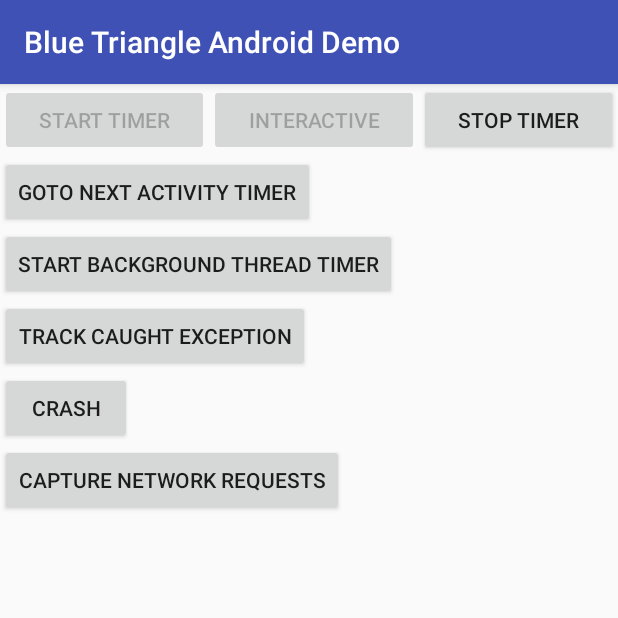
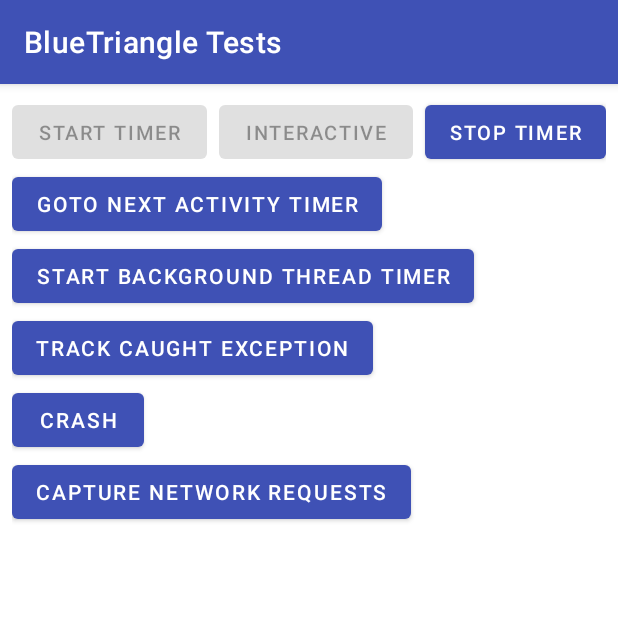
Before and after one commit to blue-triangle-tech/btt-android-sdk, an Android app: the screen it shows after launch (MainActivity), after a tap on "INTERACTIVE", on a phone screen of 412 x 824 dp, the top half of it. Run offline under Robolectric (Android 15) with nearby library versions, the phone set to English and light mode, and no system bars; our stand-ins replace data binding; 1 other tap on this screen came first.

Commit message:
Demo app refactoring with gradle dependencies version update

```diff
--- a/analytics/build.gradle
+++ b/analytics/build.gradle
@@ -45,11 +45,11 @@ android {
 }
 
 dependencies {
-    implementation 'androidx.core:core-ktx:1.8.0'
+    implementation 'androidx.core:core-ktx:1.10.0'
 
     testImplementation 'junit:junit:4.13.2'
-    androidTestImplementation 'androidx.test.ext:junit:1.1.3'
-    androidTestImplementation 'androidx.test.espresso:espresso-core:3.4.0'
+    androidTestImplementation 'androidx.test.ext:junit:1.1.5'
+    androidTestImplementation 'androidx.test.espresso:espresso-core:3.5.1'
 }
 
 afterEvaluate {
--- a/app/src/main/AndroidManifest.xml
+++ b/app/src/main/AndroidManifest.xml
@@ -20,7 +20,7 @@
                 <category android:name="android.intent.category.LAUNCHER" />
             </intent-filter>
         </activity>
-        <activity android:name=".NextActivity"></activity>
+        <activity android:name=".NextActivity" />
 
 <!--        <meta-data android:name="com.blue-triangle.site-id" android:value="mobelux3271241z" />-->
 <!--        <meta-data android:name="com.blue-triangle.debug" android:value="true" />-->
--- a/app/src/main/java/com/bluetriangle/android/demo/DemoApplication.java
+++ /dev/null
@@ -1,26 +0,0 @@
-package com.bluetriangle.android.demo;
-
-import android.app.Application;
-
-import com.bluetriangle.analytics.BlueTriangleConfiguration;
-import com.bluetriangle.analytics.Tracker;
-
-public class DemoApplication extends Application {
-
-    private Tracker tracker;
-
-    @Override
-    public void onCreate() {
-        super.onCreate();
-
-        final BlueTriangleConfiguration configuration = new BlueTriangleConfiguration();
-        configuration.setTrackCrashesEnabled(true);
-        configuration.setSiteId("mobelux3271241z");
-        configuration.setDebug(true);
-        configuration.setNetworkSampleRate(1.0);
-        configuration.setPerformanceMonitorEnabled(true);
-        tracker = Tracker.init(getApplicationContext(), configuration);
-
-        tracker.setSessionTrafficSegmentName("Demo Traffic Segment");
-    }
-}
--- /dev/null
+++ b/app/src/main/java/com/bluetriangle/android/demo/DemoApplication.kt
@@ -0,0 +1,23 @@
+package com.bluetriangle.android.demo
+
+import android.app.Application
+import com.bluetriangle.analytics.BlueTriangleConfiguration
+import com.bluetriangle.analytics.Tracker
+import com.bluetriangle.analytics.Tracker.Companion.init
+
+
+class DemoApplication : Application() {
+    private var tracker: Tracker? = null
+    override fun onCreate() {
+        super.onCreate()
+        val configuration = BlueTriangleConfiguration()
+        configuration.isTrackCrashesEnabled = true
+        configuration.siteId = "mobelux3271241z"
+        configuration.isDebug = true
+        configuration.networkSampleRate = 1.0
+        configuration.isPerformanceMonitorEnabled = true
+        tracker = init(applicationContext, configuration)
+
+        tracker!!.setSessionTrafficSegmentName("Demo Traffic Segment")
+    }
+}
--- a/app/src/main/java/com/bluetriangle/android/demo/MainActivity.java
+++ /dev/null
@@ -1,169 +0,0 @@
-package com.bluetriangle.android.demo;
-
-import android.content.Intent;
-import android.os.AsyncTask;
-import android.os.Bundle;
-import android.util.Log;
-import android.widget.Button;
-
-import com.bluetriangle.analytics.Timer;
-import com.bluetriangle.analytics.Tracker;
-import com.bluetriangle.analytics.okhttp.BlueTriangleOkHttpInterceptor;
-
-import java.io.IOException;
-import java.util.Arrays;
-
-import androidx.annotation.NonNull;
-import androidx.annotation.Nullable;
-import androidx.appcompat.app.AppCompatActivity;
-import butterknife.BindView;
-import butterknife.ButterKnife;
-import butterknife.OnClick;
-import okhttp3.Call;
-import okhttp3.Callback;
-import okhttp3.FormBody;
-import okhttp3.OkHttpClient;
-import okhttp3.Request;
-import okhttp3.RequestBody;
-import okhttp3.Response;
-
-public class MainActivity extends AppCompatActivity {
-    private static final String TAG = "BlueTriangle";
-    private Timer timer;
-
-    @BindView(R.id.button_start)
-    protected Button startButton;
-    @BindView(R.id.button_interactive)
-    protected Button interactiveButton;
-    @BindView(R.id.button_stop)
-    protected Button stopButton;
-    @BindView(R.id.button_crash)
-    protected Button crashButton;
-
-    private OkHttpClient okHttpClient;
-
-    @Override
-    protected void onCreate(@Nullable final Bundle savedInstanceState) {
-        super.onCreate(savedInstanceState);
-        setContentView(R.layout.activity_main);
-        ButterKnife.bind(this);
-        updateButtonState();
-        okHttpClient = new OkHttpClient.Builder().addInterceptor(new BlueTriangleOkHttpInterceptor(Tracker.getInstance().getConfiguration())).build();
-    }
-
-    private void updateButtonState() {
-        startButton.setEnabled(timer == null || !timer.isRunning() || timer.hasEnded());
-        interactiveButton.setEnabled(timer != null && timer.isRunning() && !timer.isInteractive() && !timer.hasEnded());
-        stopButton.setEnabled(timer != null && timer.isRunning() && !timer.hasEnded());
-    }
-
-    @OnClick(R.id.button_start)
-    public void startButtonClicked() {
-        timer = new Timer(MainActivity.class.getSimpleName(), "Ä Traffic Šegment").start();
-        updateButtonState();
-    }
-
-    @OnClick(R.id.button_interactive)
-    public void interactiveButtonClicked() {
-        if (timer.isRunning()) {
-            timer.interactive();
-        }
-        updateButtonState();
-    }
-
-    @OnClick(R.id.button_stop)
-    public void stopButtonClicked() {
-        if (timer.isRunning()) {
-            timer.end().submit();
-        }
-        updateButtonState();
-    }
-
-    @OnClick(R.id.button_next)
-    public void nextButtonClicked() {
-        final Timer timer = new Timer("Next Page", "Android Traffic").start();
-        final Intent intent = new Intent(this, NextActivity.class);
-        intent.putExtra(Timer.EXTRA_TIMER, timer);
-        startActivity(intent);
-    }
-
-    @OnClick(R.id.button_background)
-    public void backgroundButtonClicked() {
-        final Timer backgroundTimer = new Timer("Background Timer", "background traffic").start();
-        new AsyncTask<Void, Void, Void>() {
-            @Override
-            protected Void doInBackground(final Void... voids) {
-                try {
-                    Thread.sleep(500);
-                    backgroundTimer.interactive();
-                    Thread.sleep(2000);
-                } catch (InterruptedException e) {
-                    e.printStackTrace();
-                }
-                backgroundTimer.end().submit();
-                return null;
-            }
-        }.execute();
-    }
-
-    @OnClick(R.id.button_track_catch_exception)
-    public void trackCatchExceptionButtonClicked() {
-        try {
-            Tracker.getInstance().raiseTestException();
-        } catch (Throwable e) {
-            Tracker.getInstance().trackException("A test exception caught!", e);
-        }
-    }
-
-    @OnClick(R.id.button_crash)
-    public void crashButtonClicked() {
-        Tracker.getInstance().raiseTestException();
-    }
-
-    @OnClick(R.id.button_network)
-    public void captureNetworkRequests() {
-        final Timer timer = new Timer("Test Network Capture", "Android Traffic").start();
-
-        final Request imageRequest = new Request.Builder().url("https://www.httpbin.org/image/jpeg").build();
-        okHttpClient.newCall(imageRequest).enqueue(new Callback() {
-            @Override
-            public void onFailure(@NonNull Call call, @NonNull IOException e) {
-                Log.d(TAG, "onFailure: " + call.request());
-            }
-
-            @Override
-            public void onResponse(@NonNull Call call, @NonNull Response response) throws IOException {
-                Log.d(TAG, "onResponse: " + call.request());
-            }
-        });
-
-        final Request jsonRequest = new Request.Builder().url("https://www.httpbin.org/json").build();
-        okHttpClient.newCall(jsonRequest).enqueue(new Callback() {
-            @Override
-            public void onFailure(@NonNull Call call, @NonNull IOException e) {
-                Log.d(TAG, "onFailure: " + call.request());
-            }
-
-            @Override
-            public void onResponse(@NonNull Call call, @NonNull Response response) throws IOException {
-                Log.d(TAG, "onResponse: " + call.request());
-                timer.end().submit();
-
-                RequestBody body = new FormBody(Arrays.asList("test"), Arrays.asList("value"));
-                final Request postRequest = new Request.Builder().url("https://httpbin.org/post").method("POST", body).build();
-                okHttpClient.newCall(postRequest).enqueue(new Callback() {
-                    @Override
-                    public void onFailure(@NonNull Call call, @NonNull IOException e) {
-                        Log.d(TAG, "onFailure: " + call.request());
-                    }
-
-                    @Override
-                    public void onResponse(@NonNull Call call, @NonNull Response response) throws IOException {
-                        Log.d(TAG, "onResponse: " + call.request());
-                        new Timer("Test Network Capture 2", "Android Traffic").start().end().submit();
-                    }
-                });
-            }
-        });
-    }
-}
--- /dev/null
+++ b/app/src/main/java/com/bluetriangle/android/demo/MainActivity.kt
@@ -0,0 +1,158 @@
+package com.bluetriangle.android.demo
+
+import android.content.Intent
+import android.os.Bundle
+import android.util.Log
+import android.view.View
+import androidx.appcompat.app.AppCompatActivity
+import androidx.databinding.DataBindingUtil
+import androidx.lifecycle.lifecycleScope
+import com.bluetriangle.analytics.Timer
+import com.bluetriangle.analytics.Tracker.Companion.instance
+import com.bluetriangle.analytics.okhttp.BlueTriangleOkHttpInterceptor
+import com.bluetriangle.android.demo.databinding.ActivityMainBinding
+import kotlinx.coroutines.delay
+import kotlinx.coroutines.launch
+import okhttp3.*
+import java.io.IOException
+import java.util.*
+
+@Suppress("UNUSED_PARAMETER")
+class MainActivity : AppCompatActivity() {
+    private var timer: Timer? = null
+
+    private var okHttpClient: OkHttpClient? = null
+
+    private lateinit var binding: ActivityMainBinding
+
+    override fun onCreate(savedInstanceState: Bundle?) {
+        super.onCreate(savedInstanceState)
+        binding = DataBindingUtil.setContentView(this, R.layout.activity_main)
+        setTitle(R.string.main_title)
+
+        updateButtonState()
+        addButtonClickListeners()
+
+        okHttpClient =
+            OkHttpClient.Builder()
+                .addInterceptor(BlueTriangleOkHttpInterceptor(instance!!.configuration))
+                .build()
+    }
+
+    private fun addButtonClickListeners() {
+        binding.buttonStart.setOnClickListener(this::startButtonClicked)
+        binding.buttonInteractive.setOnClickListener(this::interactiveButtonClicked)
+        binding.buttonStop.setOnClickListener(this::stopButtonClicked)
+        binding.buttonNext.setOnClickListener(this::nextButtonClicked)
+        binding.buttonBackground.setOnClickListener(this::backgroundButtonClicked)
+        binding.buttonCrash.setOnClickListener(this::crashButtonClicked)
+        binding.buttonTrackCatchException.setOnClickListener(this::trackCatchExceptionButtonClicked)
+        binding.buttonNetwork.setOnClickListener(this::captureNetworkRequests)
+    }
+
+    private fun updateButtonState() {
+        binding.buttonStart.isEnabled = timer == null || !timer!!.isRunning() || timer!!.hasEnded()
+        binding.buttonInteractive.isEnabled =
+            timer != null && timer!!.isRunning() && !timer!!.isInteractive() && !timer!!.hasEnded()
+        binding.buttonStop.isEnabled = timer != null && timer!!.isRunning() && !timer!!.hasEnded()
+    }
+
+    private fun startButtonClicked(view: View) {
+        timer = Timer(MainActivity::class.java.simpleName, "Ä Traffic Šegment").start()
+        updateButtonState()
+    }
+
+    private fun interactiveButtonClicked(view: View) {
+        if (timer!!.isRunning()) {
+            timer!!.interactive()
+        }
+        updateButtonState()
+    }
+
+    private fun stopButtonClicked(view: View) {
+        if (timer!!.isRunning()) {
+            timer!!.end().submit()
+        }
+        updateButtonState()
+    }
+
+    private fun nextButtonClicked(view: View) {
+        val timer = Timer("Next Page", "Android Traffic").start()
+        val intent = Intent(this, NextActivity::class.java)
+        intent.putExtra(Timer.EXTRA_TIMER, timer)
+        startActivity(intent)
+    }
+
+    private fun backgroundButtonClicked(view: View) {
+        val backgroundTimer = Timer("Background Timer", "background traffic").start()
+
+        lifecycleScope.launch {
+            try {
+                delay(500)
+                backgroundTimer.interactive()
+                delay(2000)
+            } catch (e: InterruptedException) {
+                e.printStackTrace()
+            }
+            backgroundTimer.end().submit()
+        }
+    }
+
+    private fun trackCatchExceptionButtonClicked(view: View) {
+        try {
+            instance!!.raiseTestException()
+        } catch (e: Throwable) {
+            instance!!.trackException("A test exception caught!", e)
+        }
+    }
+
+    private fun crashButtonClicked(view: View) {
+        instance!!.raiseTestException()
+    }
+
+    private fun captureNetworkRequests(view: View) {
+        val timer = Timer("Test Network Capture", "Android Traffic").start()
+        val imageRequest: Request =
+            Request.Builder().url("https://www.httpbin.org/image/jpeg").build()
+        okHttpClient!!.newCall(imageRequest).enqueue(object : Callback {
+            override fun onFailure(call: Call, e: IOException) {
+                Log.d(TAG, "onFailure: " + call.request())
+            }
+
+            @Throws(IOException::class)
+            override fun onResponse(call: Call, response: Response) {
+                Log.d(TAG, "onResponse: " + call.request())
+            }
+        })
+        val jsonRequest: Request = Request.Builder().url("https://www.httpbin.org/json").build()
+        okHttpClient!!.newCall(jsonRequest).enqueue(object : Callback {
+            override fun onFailure(call: Call, e: IOException) {
+                Log.d(TAG, "onFailure: " + call.request())
+            }
+
+            @Throws(IOException::class)
+            override fun onResponse(call: Call, response: Response) {
+                Log.d(TAG, "onResponse: " + call.request())
+                timer.end().submit()
+                val body: RequestBody = FormBody.Builder().add("test", "value").build()
+                val postRequest: Request =
+                    Request.Builder().url("https://httpbin.org/post").method("POST", body).build()
+                okHttpClient!!.newCall(postRequest).enqueue(object : Callback {
+                    override fun onFailure(call: Call, e: IOException) {
+                        Log.d(TAG, "onFailure: " + call.request())
+                    }
+
+                    @Throws(IOException::class)
+                    override fun onResponse(call: Call, response: Response) {
+                        Log.d(TAG, "onResponse: " + call.request())
+                        Timer("Test Network Capture 2", "Android Traffic").start().end().submit()
+                    }
+                })
+            }
+        })
+    }
+
+    companion object {
+        private const val TAG = "BlueTriangle"
+    }
+}
--- a/app/src/main/res/layout/activity_main.xml
+++ b/app/src/main/res/layout/activity_main.xml
@@ -1,67 +1,85 @@
 <?xml version="1.0" encoding="utf-8"?>
-<LinearLayout xmlns:android="http://schemas.android.com/apk/res/android"
+<layout xmlns:android="http://schemas.android.com/apk/res/android"
+    xmlns:app="http://schemas.android.com/apk/res-auto">
+
+    <LinearLayout
         android:layout_width="match_parent"
         android:layout_height="match_parent"
+        android:padding="8dp"
         android:orientation="vertical">
 
         <LinearLayout
             android:layout_width="match_parent"
             android:layout_height="wrap_content"
-        android:orientation="horizontal"
-        >
+            android:orientation="horizontal">
 
-        <Button
+            <com.google.android.material.button.MaterialButton
                 android:id="@+id/button_start"
                 android:layout_width="wrap_content"
                 android:layout_height="wrap_content"
+                android:layout_marginEnd="8dp"
                 android:layout_weight="1"
+                android:maxLines="1"
+                app:autoSizeTextType="uniform"
+                app:autoSizeMinTextSize="12sp"
+                app:autoSizeMaxTextSize="14sp"
                 android:text="Start Timer" />
 
-        <Button
+            <com.google.android.material.button.MaterialButton
                 android:id="@+id/button_interactive"
                 android:layout_width="wrap_content"
                 android:layout_height="wrap_content"
+                android:layout_marginEnd="8dp"
                 android:layout_weight="1"
+                android:maxLines="1"
+                app:autoSizeTextType="uniform"
+                app:autoSizeMinTextSize="12sp"
+                app:autoSizeMaxTextSize="14sp"
                 android:text="Interactive" />
 
-        <Button
+            <com.google.android.material.button.MaterialButton
                 android:id="@+id/button_stop"
                 android:layout_width="wrap_content"
                 android:layout_height="wrap_content"
                 android:layout_weight="1"
+                android:maxLines="1"
+                app:autoSizeTextType="uniform"
+                app:autoSizeMinTextSize="12sp"
+                app:autoSizeMaxTextSize="14sp"
                 android:text="Stop Timer" />
 
         </LinearLayout>
 
 
-
-    <Button
+        <com.google.android.material.button.MaterialButton
             android:id="@+id/button_next"
             android:layout_width="wrap_content"
             android:layout_height="wrap_content"
             android:text="Goto Next Activity Timer" />
 
-    <Button
+        <com.google.android.material.button.MaterialButton
             android:id="@+id/button_background"
             android:layout_width="wrap_content"
             android:layout_height="wrap_content"
             android:text="Start Background Thread Timer" />
 
-    <Button
+        <com.google.android.material.button.MaterialButton
             android:id="@+id/button_track_catch_exception"
             android:layout_width="wrap_content"
             android:layout_height="wrap_content"
             android:text="Track Caught Exception" />
-    <Button
+
+        <com.google.android.material.button.MaterialButton
             android:id="@+id/button_crash"
             android:layout_width="wrap_content"
             android:layout_height="wrap_content"
             android:text="CRASH" />
 
-    <Button
+        <com.google.android.material.button.MaterialButton
             android:id="@+id/button_network"
             android:layout_width="wrap_content"
             android:layout_height="wrap_content"
             android:text="Capture Network Requests" />
 
     </LinearLayout>
+</layout>
--- a/app/src/main/res/layout/activity_next.xml
+++ b/app/src/main/res/layout/activity_next.xml
@@ -1,10 +1,12 @@
 <?xml version="1.0" encoding="utf-8"?>
+<layout>
+
     <LinearLayout xmlns:android="http://schemas.android.com/apk/res/android"
         android:layout_width="match_parent"
         android:layout_height="match_parent"
         android:orientation="vertical">
 
-    <Button
+        <com.google.android.material.button.MaterialButton
             android:id="@+id/button_stop"
             android:layout_width="wrap_content"
             android:layout_height="wrap_content"
@@ -12,3 +14,4 @@
 
 
     </LinearLayout>
+</layout>
--- a/app/src/main/res/values/strings.xml
+++ b/app/src/main/res/values/strings.xml
@@ -1,3 +1,9 @@
 <resources>
     <string name="app_name">Blue Triangle Android Demo</string>
+    <string name="btt_site_id" translatable="false">testsite1</string>
+    <string name="run">Run</string>
+    <string name="main_title">BlueTriangle Tests</string>
+    <string name="start">Start</string>
+    <string name="stop">Stop</string>
+    <string name="bttimer">BTTimer:</string>
 </resources>
--- a/app/src/main/res/values/styles.xml
+++ b/app/src/main/res/values/styles.xml
@@ -1,7 +1,7 @@
 <resources>
 
     <!-- Base application theme. -->
-    <style name="AppTheme" parent="Theme.AppCompat.Light.DarkActionBar">
+    <style name="AppTheme" parent="Theme.MaterialComponents.DayNight.DarkActionBar">
         <!-- Customize your theme here. -->
         <item name="colorPrimary">@color/colorPrimary</item>
         <item name="colorPrimaryDark">@color/colorPrimaryDark</item>
--- a/build.gradle
+++ b/build.gradle
@@ -5,8 +5,8 @@ buildscript {
     }
 
     dependencies {
-        classpath 'com.android.tools.build:gradle:7.3.0'
-        classpath 'org.jetbrains.kotlin:kotlin-gradle-plugin:1.7.10'
+        classpath 'com.android.tools.build:gradle:7.4.2'
+        classpath 'org.jetbrains.kotlin:kotlin-gradle-plugin:1.8.10'
     }
 }
 
```
Also changed, not shown: analytics-okhttp/build.gradle (+5 -5 lines), app/build.gradle (+10 -9 lines), app/src/main/java/com/bluetriangle/android/demo/NextActivity.java (deleted, +0 -34 lines), app/src/main/java/com/bluetriangle/android/demo/NextActivity.kt (added, +28 -0 lines), gradle/wrapper/gradle-wrapper.properties. Lines whose indentation alone changed are shown as unchanged.
